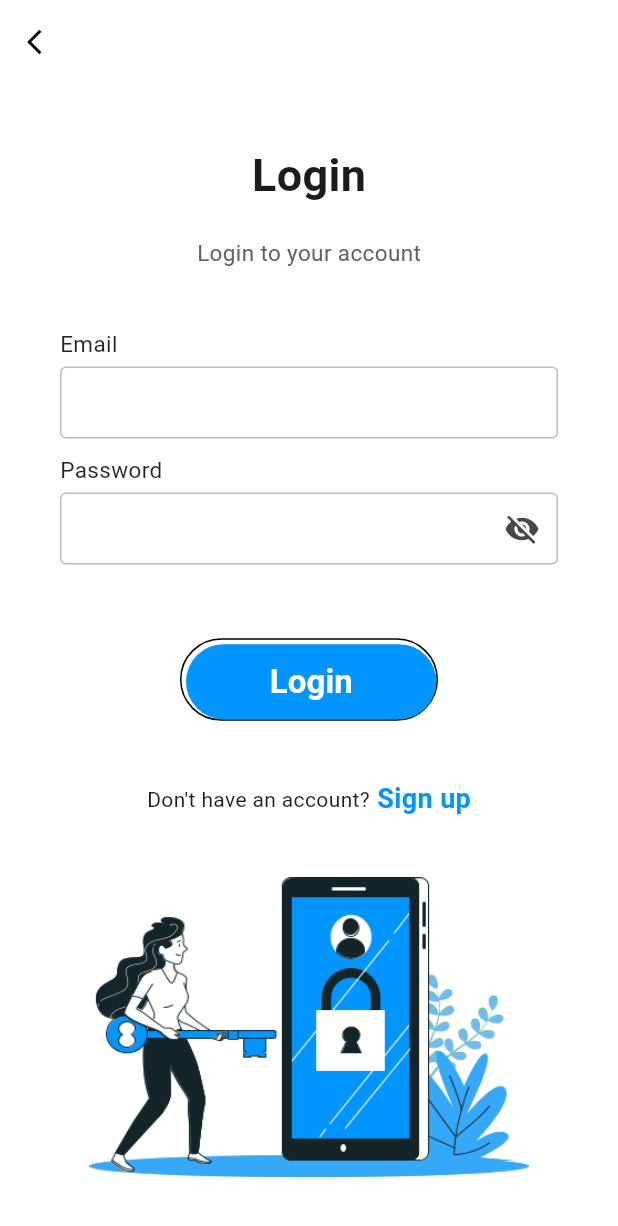
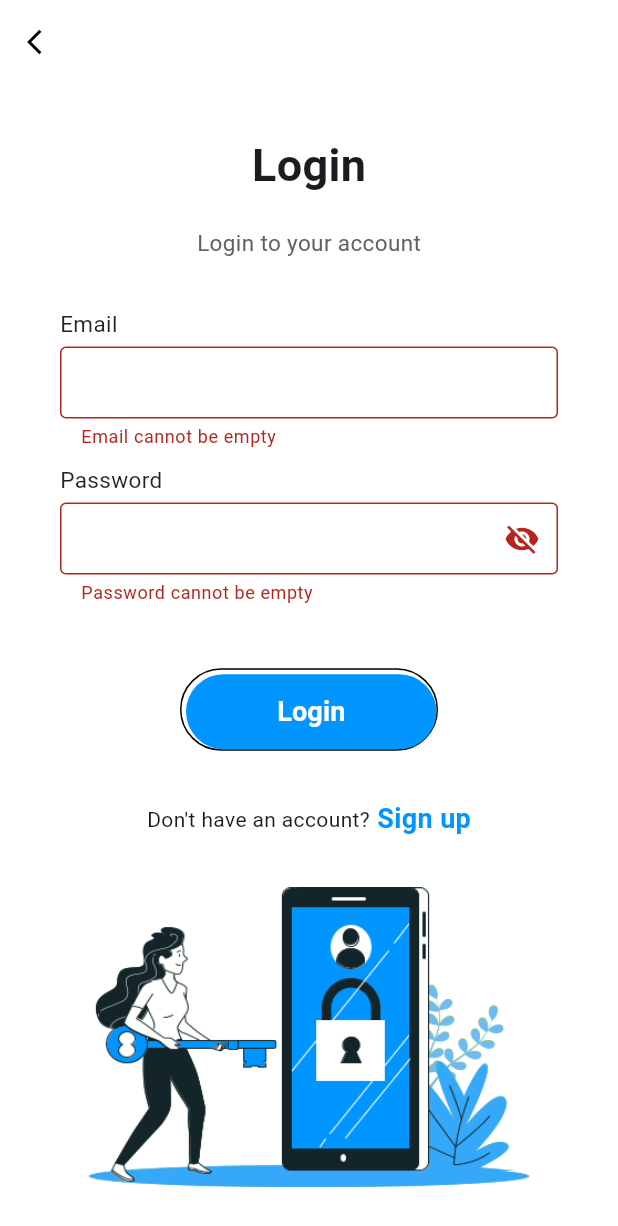
Before and after one commit to rprkash10/Intern_App_Development, a Flutter app: the LoginPage screen opened directly, after a tap on "Login", on a phone screen of 412 x 824 dp. Shown: the top 1226 px of the screen. Run offline on Flutter 3.47's test engine with Material 3 defaults, Android fonts, the phone set to English and light mode, and no system bars.

Commit message:
Update login.dart

```diff
--- a/lib/login.dart
+++ b/lib/login.dart
@@ -9,6 +9,85 @@ class LoginPage extends StatefulWidget {
 
 class _LoginPageState extends State<LoginPage> {
   bool _isPasswordVisible = false; // State variable to toggle password visibility
+  final _formKey = GlobalKey<FormState>(); // Key for form validation
+
+  final TextEditingController _emailController = TextEditingController();
+  final TextEditingController _passwordController = TextEditingController();
+
+  @override
+  void dispose() {
+    // Dispose controllers to prevent memory leaks
+    _emailController.dispose();
+    _passwordController.dispose();
+    super.dispose();
+  }
+
+  // Validation functions
+  String? _validateEmail(String? value) {
+    if (value == null || value.isEmpty) {
+      return 'Email cannot be empty';
+    } else if (!RegExp(r'^[^@]+@[^@]+\.[^@]+').hasMatch(value)) {
+      return 'Enter a valid email';
+    }
+    return null;
+  }
+
+  String? _validatePassword(String? value) {
+    if (value == null || value.isEmpty) {
+      return 'Password cannot be empty';
+    }
+    return null;
+  }
+
+  void _login() {
+    if (_formKey.currentState?.validate() ?? false) {
+      // Show loading dialog
+      showDialog(
+        context: context,
+        barrierDismissible: false,
+        builder: (BuildContext context) {
+          return Dialog(
+            child: Padding(
+              padding: const EdgeInsets.all(16.0),
+              child: Row(
+                mainAxisSize: MainAxisSize.min,
+                children: [
+                  CircularProgressIndicator(),
+                  SizedBox(width: 20),
+                  Text("Logging in..."),
+                ],
+              ),
+            ),
+          );
+        },
+      );
+
+      // Simulate a delay for the login process
+      Future.delayed(Duration(seconds: 2), () {
+        // Dismiss the loading dialog
+        Navigator.pop(context);
+
+        // Show success dialog
+        showDialog(
+          context: context,
+          builder: (BuildContext context) {
+            return AlertDialog(
+              title: Text("Success"),
+              content: Text("Logged in successfully!"),
+              actions: [
+                TextButton(
+                  child: Text("OK"),
+                  onPressed: () {
+                    Navigator.pop(context);
+                  },
+                ),
+              ],
+            );
+          },
+        );
+      });
+    }
+  }
 
   @override
   Widget build(BuildContext context) {
@@ -61,11 +140,19 @@ class _LoginPageState extends State<LoginPage> {
                   ),
                   Padding(
                     padding: EdgeInsets.symmetric(horizontal: 40),
+                    child: Form(
+                      key: _formKey,
                       child: Column(
                         children: <Widget>[
-                        inputFile(label: "Email"),
+                          inputFile(
+                            label: "Email",
+                            controller: _emailController,
+                            validator: _validateEmail,
+                          ),
                           inputFile(
                             label: "Password",
+                            controller: _passwordController,
+                            validator: _validatePassword,
                             obscureText: !_isPasswordVisible,
                             // Add toggle button
                             suffixIcon: IconButton(
@@ -84,23 +171,19 @@ class _LoginPageState extends State<LoginPage> {
                         ],
                       ),
                     ),
+                  ),
                   Padding(
                     padding: EdgeInsets.symmetric(horizontal: 120),
                     child: Container(
                       padding: EdgeInsets.only(top: 3, left: 3),
                       decoration: BoxDecoration(
                         borderRadius: BorderRadius.circular(50),
-                        border: Border(
-                          bottom: BorderSide(color: Colors.black),
-                          top: BorderSide(color: Colors.black),
-                          left: BorderSide(color: Colors.black),
-                          right: BorderSide(color: Colors.black),
-                        ),
+                        border: Border.all(color: Colors.black),
                       ),
                       child: MaterialButton(
                         minWidth: double.infinity,
                         height: 50,
-                        onPressed: () {},
+                        onPressed: _login,
                         color: Color(0xff0095FF),
                         elevation: 0,
                         shape: RoundedRectangleBorder(
@@ -110,7 +193,7 @@ class _LoginPageState extends State<LoginPage> {
                           "Login",
                           style: TextStyle(
                             fontWeight: FontWeight.w600,
-                            fontSize: 22,
+                            fontSize: 18,
                             color: Colors.white,
                           ),
                         ),
@@ -140,7 +223,6 @@ class _LoginPageState extends State<LoginPage> {
                       ],
                     ),
                   ),
-
                   Container(
                     padding: EdgeInsets.only(top: 100),
                     height: 200,
@@ -160,9 +242,10 @@ class _LoginPageState extends State<LoginPage> {
     );
   }
 
-  // Updated inputFile function
   Widget inputFile({
     required String label,
+    required TextEditingController controller,
+    required String? Function(String?) validator,
     bool obscureText = false,
     Widget? suffixIcon,
   }) {
@@ -180,7 +263,8 @@ class _LoginPageState extends State<LoginPage> {
         SizedBox(
           height: 5,
         ),
-        TextField(
+        TextFormField(
+          controller: controller,
           obscureText: obscureText,
           decoration: InputDecoration(
             contentPadding: EdgeInsets.symmetric(vertical: 0, horizontal: 10),
@@ -196,6 +280,7 @@ class _LoginPageState extends State<LoginPage> {
             ),
             suffixIcon: suffixIcon, // Add suffixIcon to show/hide password
           ),
+          validator: validator,
         ),
         SizedBox(height: 10),
       ],
```
Lines whose indentation alone changed are shown as unchanged.
